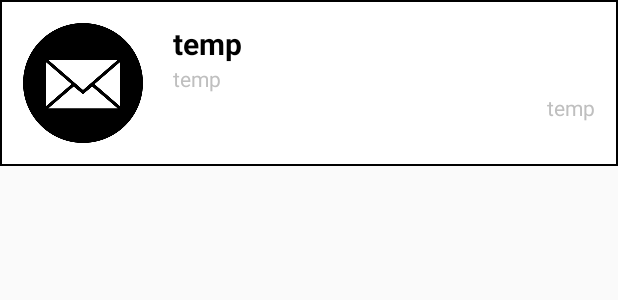
After one commit to duchao11280/SoTayLienLacDienTu, an Android app: the layout item_notification.xml on its own in the app's theme, with its tools: preview values and no code run, on a phone screen of 412 x 824 dp. The commit adds this screen. Shown: the top 300 px of the screen. Run offline under Robolectric (Android 15) with nearby library versions, the phone set to English and light mode, and no system bars; Roboto replaces fonts that are not available here.

Commit message:
student notification

```diff
--- a/LopSoTayLienLac/app/src/main/java/com/example/lopsotaylienlac/adapter/SubjectClassApdapter.java
+++ b/LopSoTayLienLac/app/src/main/java/com/example/lopsotaylienlac/adapter/SubjectClassApdapter.java
@@ -18,6 +18,7 @@ import java.util.List;
 public class SubjectClassApdapter extends RecyclerView.Adapter<SubjectClassApdapter.SubjectClassViewHolder> {
 
     private List<Subjectclass> lstSubject = new ArrayList<>();
+
     public void setData(List<Subjectclass> list){
         this.lstSubject = list;
         notifyDataSetChanged();
--- a/LopSoTayLienLac/app/src/main/java/com/example/lopsotaylienlac/apis/UserApi.java
+++ b/LopSoTayLienLac/app/src/main/java/com/example/lopsotaylienlac/apis/UserApi.java
@@ -52,7 +52,7 @@ public interface UserApi {
 
     //Lấy danh sách thông báo của 1 sinh viên
     @GET("User/GetAnnouncementStudent")
-    Call<List<Announcement>> getAnnounBySudentID(@Query("id") int id);
+    Call<ArrayList<Announcement>> getAnnounBySudentID(@Query("id") int id);
 
     //Xem chi tiết 1 thông báo cho học sinh
     @GET("User/GetDetailAnnounStudent")
--- a/LopSoTayLienLac/app/src/main/res/layout/fragment_student_notification.xml
+++ b/LopSoTayLienLac/app/src/main/res/layout/fragment_student_notification.xml
@@ -45,17 +45,18 @@
     </androidx.constraintlayout.widget.ConstraintLayout>
 
 
-
     <androidx.recyclerview.widget.RecyclerView
         android:id="@+id/rcvNoti"
         android:layout_width="match_parent"
         android:layout_height="wrap_content"
+        android:layout_marginTop="60dp"
         app:layout_constraintEnd_toEndOf="parent"
+        app:layout_constraintHorizontal_bias="0.0"
         app:layout_constraintStart_toStartOf="parent"
         app:layout_constraintTop_toTopOf="parent" />
 
     <TextView
-        android:id="@+id/txtNoneLoad"
+        android:id="@+id/txtNotiNull"
         android:layout_width="match_parent"
         android:layout_height="wrap_content"
         android:layout_gravity="center"
--- /dev/null
+++ b/LopSoTayLienLac/app/src/main/res/layout/item_notification.xml
@@ -0,0 +1,53 @@
+<?xml version="1.0" encoding="utf-8"?>
+<LinearLayout
+    xmlns:android="http://schemas.android.com/apk/res/android"
+    android:layout_width="match_parent"
+    android:layout_height="wrap_content"
+    android:orientation="horizontal"
+    android:background="@drawable/card_border_black"
+    android:padding="15dp">
+
+
+    <ImageView
+        android:layout_width="80dp"
+        android:layout_height="80dp"
+        android:src="@drawable/icon_mail"
+        android:layout_marginRight="20dp"/>
+
+    <LinearLayout
+        android:layout_width="match_parent"
+        android:layout_height="wrap_content"
+        android:orientation="vertical">
+        <TextView
+            android:layout_width="match_parent"
+            android:layout_height="wrap_content"
+            android:id="@+id/txtTitleNotification"
+            android:text="@string/temp"
+            android:textSize="20dp"
+            android:textColor="@color/black"
+            android:textStyle="bold"
+        />
+
+        <TextView
+            android:id="@+id/txtContentNotification"
+            android:layout_width="match_parent"
+            android:layout_height="wrap_content"
+            android:inputType="textMultiLine"
+            android:maxLines="2"
+            android:textColor="@color/darker_gray"
+            android:text="@string/temp"/>
+
+        <TextView
+            android:layout_width="wrap_content"
+            android:layout_height="wrap_content"
+            android:id="@+id/txtdateSendNotification"
+            android:textColor="@color/darker_gray"
+            android:text="@string/temp"
+            android:layout_gravity="end"/>
+
+    </LinearLayout>
+
+
+
+
+</LinearLayout>
--- a/LopSoTayLienLac/app/src/main/res/values/strings.xml
+++ b/LopSoTayLienLac/app/src/main/res/values/strings.xml
@@ -83,6 +83,7 @@
     <string name="hello_blank_fragment">Hello blank fragment</string>
     <string name="login_failed">Đăng nhập thất bại</string>
     <string name="check_info_login">Kiểm tra thông tin đăng nhập</string>
+    <string name="temp">temp</string>
 
 
 </resources>
```
Also changed, not shown: LopSoTayLienLac/app/src/main/java/com/example/lopsotaylienlac/adapter/AnnoucementAdapter.java (added, +63 -0 lines), LopSoTayLienLac/app/src/main/java/com/example/lopsotaylienlac/beans/Announcement.java (+13 -0 lines), LopSoTayLienLac/app/src/main/java/com/example/lopsotaylienlac/ui/notifications/NotificationsFragment.java (+63 -9 lines), LopSoTayLienLac/app/src/main/java/com/example/lopsotaylienlac/ui/sbclass/ManagementClassFragment.java (+4 -3 lines), LopSoTayLienLac/app/src/main/res/drawable/icon_mail.png (added).
